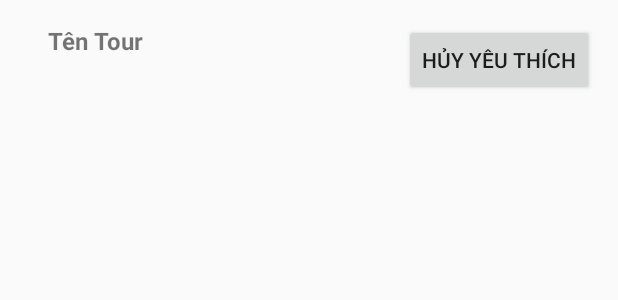
After one commit to tungn2002/btl_android, an Android app: the layout my_item5.xml on its own in the app's theme, with its tools: preview values and no code run, on a phone screen of 412 x 824 dp. The commit adds this screen. Shown: the top 300 px of the screen. Run offline under Robolectric (Android 15) with nearby library versions, the phone set to English and light mode, and no system bars.

Commit message:
Them yt, hien thi yt, xoa yt

```diff
--- a/app/src/main/AndroidManifest.xml
+++ b/app/src/main/AndroidManifest.xml
@@ -12,6 +12,9 @@
         android:supportsRtl="true"
         android:theme="@style/Theme.Btl_android"
         tools:targetApi="31">
+        <activity
+            android:name=".yeuthichActivity"
+            android:exported="false" />
         <activity
             android:name=".DatLichTourActivity"
             android:exported="false" />
--- /dev/null
+++ b/app/src/main/res/layout/my_item5.xml
@@ -0,0 +1,38 @@
+<!-- item_3.xml -->
+<LinearLayout xmlns:android="http://schemas.android.com/apk/res/android"
+    android:id="@+id/kt"
+    android:layout_width="match_parent"
+    android:layout_height="wrap_content"
+    android:orientation="horizontal"
+    android:padding="16dp">
+
+
+    <!-- ImageView để hiển thị hình ảnh -->
+
+    <!-- LinearLayout để chứa thông tin tentour và dongia -->
+    <LinearLayout
+        android:layout_width="0dp"
+        android:layout_height="wrap_content"
+        android:layout_marginStart="16dp"
+        android:layout_weight="1"
+        android:orientation="vertical">
+
+        <!-- TextView để hiển thị tentour -->
+
+        <!-- TextView để hiển thị dongia -->
+        <TextView
+            android:id="@+id/tvTenTour"
+            android:layout_width="wrap_content"
+            android:layout_height="wrap_content"
+            android:text="Tên Tour"
+            android:textSize="16sp"
+            android:textStyle="bold" />
+
+    </LinearLayout>
+
+    <Button
+        android:id="@+id/huyyt"
+        android:layout_width="wrap_content"
+        android:layout_height="wrap_content"
+        android:text="Hủy Yêu Thích" />
+</LinearLayout>
```
Also changed, not shown: app/src/main/java/com/example/btl_android/ChiTietTourActivity.java (+23 -5 lines), app/src/main/java/com/example/btl_android/TrangChuActivity.java (+9 -0 lines), app/src/main/java/com/example/btl_android/yeuthich/Yeuthich.java (added, +35 -0 lines), app/src/main/java/com/example/btl_android/yeuthich/YeuthichAdapter.java (added, +126 -0 lines), app/src/main/java/com/example/btl_android/yeuthichActivity.java (added, +85 -0 lines), app/src/main/res/layout/activity_yeuthich.xml (added, +24 -0 lines).
